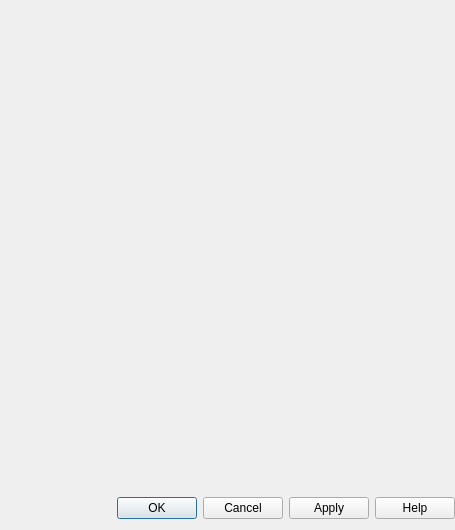
First picture: the form in gui/ui/propertiesdialog.ui, repository minorua/Qgis2threejs, before the edit.
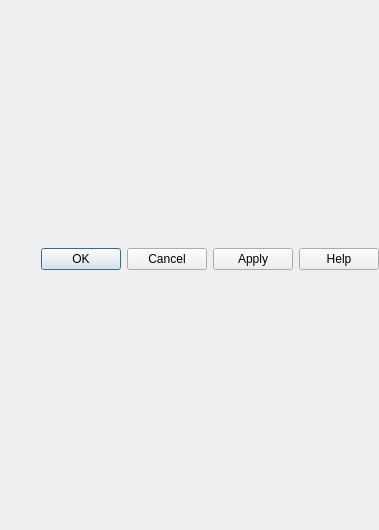
Second picture: the form after the edit.

Commit message: remove scroll area from property dialog and add scroll areas inside each tab

Diff of the .ui file:
```diff
--- a/gui/ui/propertiesdialog.ui
+++ b/gui/ui/propertiesdialog.ui
@@ -6,7 +6,7 @@
    <rect>
     <x>0</x>
     <y>0</y>
-    <width>455</width>
+    <width>379</width>
     <height>530</height>
    </rect>
   </property>
@@ -23,26 +23,6 @@
    <property name="rightMargin">
     <number>0</number>
    </property>
-   <item>
-    <widget class="QScrollArea" name="scrollArea">
-     <property name="frameShape">
-      <enum>QFrame::NoFrame</enum>
-     </property>
-     <property name="widgetResizable">
-      <bool>true</bool>
-     </property>
-     <widget class="QWidget" name="scrollAreaWidgetContents">
-      <property name="geometry">
-       <rect>
-        <x>0</x>
-        <y>0</y>
-        <width>455</width>
-        <height>492</height>
-       </rect>
-      </property>
-     </widget>
-    </widget>
-   </item>
    <item>
     <widget class="QDialogButtonBox" name="buttonBox">
      <property name="orientation">
```
The commit also changes 10 other files.
